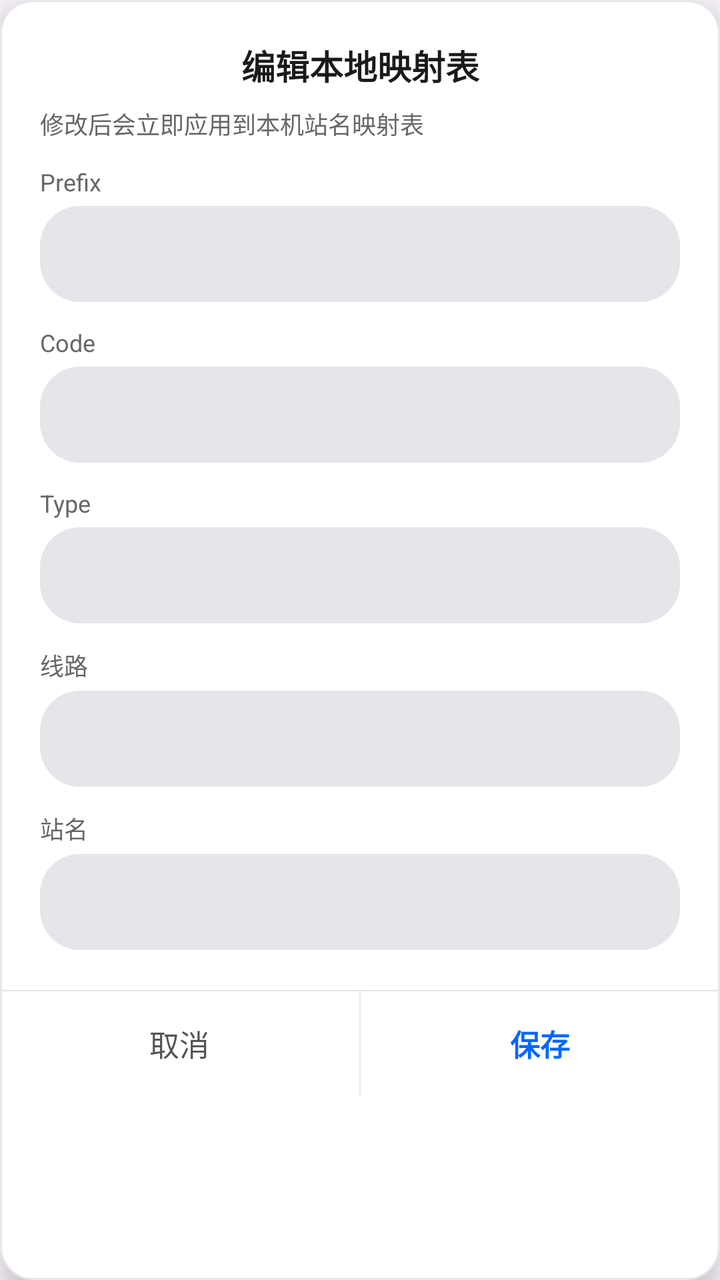
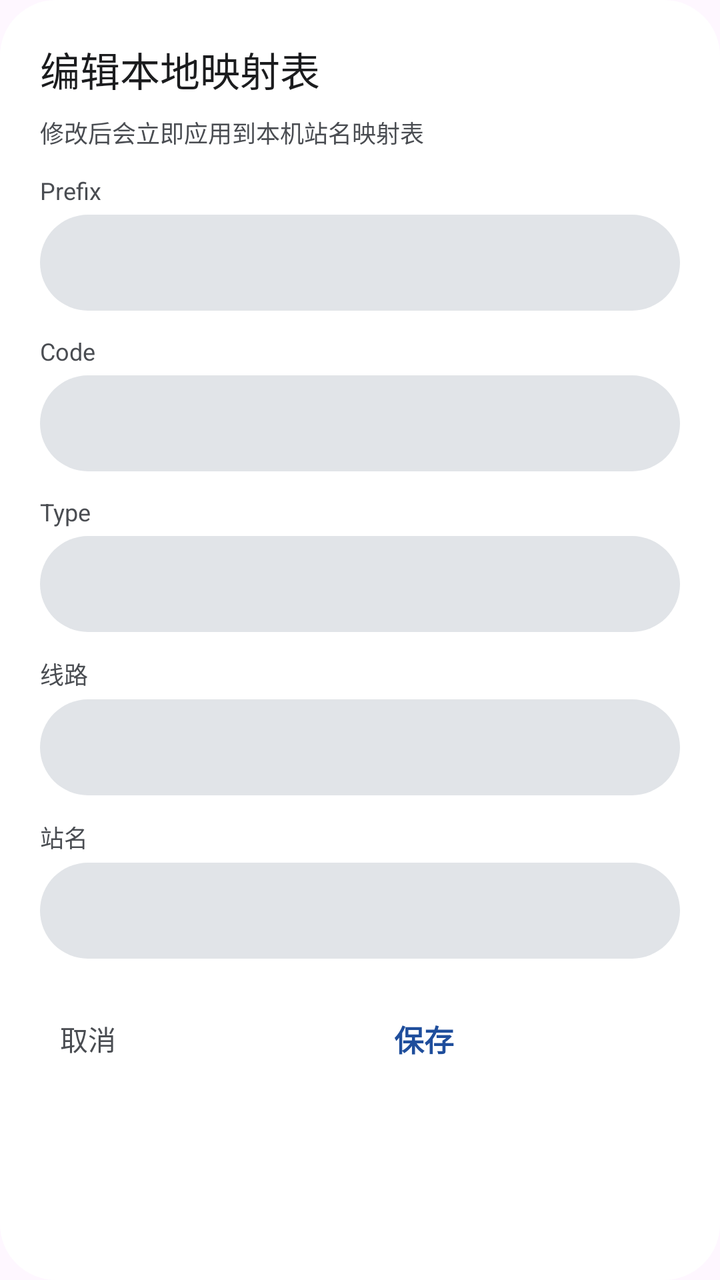

Before-and-after screenshots of an Android layout around one commit, followed by the original layout XML and the change that was made.
<!-- AndroidManifest.xml: application theme Theme.TransitU -->
<!-- res/layout/dialog_override_edit.xml -->
<?xml version="1.0" encoding="utf-8"?>
<LinearLayout xmlns:android="http://schemas.android.com/apk/res/android"
    android:layout_width="320dp"
    android:layout_height="wrap_content"
    android:background="@drawable/bg_content_card"
    android:elevation="8dp"
    android:orientation="vertical">

    <ScrollView
        android:layout_width="match_parent"
        android:layout_height="wrap_content"
        android:padding="20dp">

        <LinearLayout
            android:layout_width="match_parent"
            android:layout_height="wrap_content"
            android:orientation="vertical">

            <TextView
                android:id="@+id/overrideEditorTitle"
                android:layout_width="match_parent"
                android:layout_height="wrap_content"
                android:gravity="center"
                android:text="编辑本地映射表"
                android:textColor="#1A1A1A"
                android:textSize="17sp"
                android:textStyle="bold" />

            <TextView
                android:layout_width="match_parent"
                android:layout_height="wrap_content"
                android:layout_marginTop="8dp"
                android:text="修改后会立即应用到本机站名映射表"
                android:textColor="#666666"
                android:textSize="12sp" />

            <TextView
                android:layout_width="match_parent"
                android:layout_height="wrap_content"
                android:layout_marginTop="12dp"
                android:text="Prefix"
                android:textColor="#666666"
                android:textSize="12sp" />
            <EditText
                android:id="@+id/overridePrefix"
                android:layout_width="match_parent"
                android:layout_height="48dp"
                android:layout_marginTop="4dp"
                android:background="@drawable/bg_chip_default"
                android:inputType="text"
                android:paddingStart="12dp"
                android:paddingEnd="12dp"
                android:singleLine="true"
                android:textColor="#1A1A1A"
                android:textSize="15sp" />

            <TextView
                android:layout_width="match_parent"
                android:layout_height="wrap_content"
                android:layout_marginTop="12dp"
                android:text="Code"
                android:textColor="#666666"
                android:textSize="12sp" />
            <EditText
                android:id="@+id/overrideCode"
                android:layout_width="match_parent"
                android:layout_height="48dp"
                android:layout_marginTop="4dp"
                android:background="@drawable/bg_chip_default"
                android:inputType="text"
                android:paddingStart="12dp"
                android:paddingEnd="12dp"
                android:singleLine="true"
                android:textColor="#1A1A1A"
                android:textSize="15sp" />

            <TextView
                android:layout_width="match_parent"
                android:layout_height="wrap_content"
                android:layout_marginTop="12dp"
                android:text="Type"
                android:textColor="#666666"
                android:textSize="12sp" />
            <EditText
                android:id="@+id/overrideType"
                android:layout_width="match_parent"
                android:layout_height="48dp"
                android:layout_marginTop="4dp"
                android:background="@drawable/bg_chip_default"
                android:inputType="text"
                android:paddingStart="12dp"
                android:paddingEnd="12dp"
                android:singleLine="true"
                android:textColor="#1A1A1A"
                android:textSize="15sp" />

            <TextView
                android:layout_width="match_parent"
                android:layout_height="wrap_content"
                android:layout_marginTop="12dp"
                android:text="线路"
                android:textColor="#666666"
                android:textSize="12sp" />
            <EditText
                android:id="@+id/overrideLine"
                android:layout_width="match_parent"
                android:layout_height="48dp"
                android:layout_marginTop="4dp"
                android:background="@drawable/bg_chip_default"
                android:inputType="text"
                android:paddingStart="12dp"
                android:paddingEnd="12dp"
                android:singleLine="true"
                android:textColor="#1A1A1A"
                android:textSize="15sp" />

            <TextView
                android:layout_width="match_parent"
                android:layout_height="wrap_content"
                android:layout_marginTop="12dp"
                android:text="站名"
                android:textColor="#666666"
                android:textSize="12sp" />
            <EditText
                android:id="@+id/overrideStation"
                android:layout_width="match_parent"
                android:layout_height="48dp"
                android:layout_marginTop="4dp"
                android:background="@drawable/bg_chip_default"
                android:inputType="text"
                android:paddingStart="12dp"
                android:paddingEnd="12dp"
                android:singleLine="true"
                android:textColor="#1A1A1A"
                android:textSize="15sp" />
        </LinearLayout>
    </ScrollView>

    <View
        android:layout_width="match_parent"
        android:layout_height="0.5dp"
        android:background="#E5E5EA" />

    <LinearLayout
        android:layout_width="match_parent"
        android:layout_height="52dp"
        android:orientation="horizontal">

        <TextView
            android:id="@+id/overrideCancel"
            android:layout_width="0dp"
            android:layout_height="match_parent"
            android:layout_weight="1"
            android:clickable="true"
            android:focusable="true"
            android:gravity="center"
            android:text="取消"
            android:textColor="#555555"
            android:textSize="15sp" />

        <View
            android:layout_width="0.5dp"
            android:layout_height="match_parent"
            android:background="#E5E5EA" />

        <TextView
            android:id="@+id/overrideSave"
            android:layout_width="0dp"
            android:layout_height="match_parent"
            android:layout_weight="1"
            android:clickable="true"
            android:focusable="true"
            android:gravity="center"
            android:text="保存"
            android:textColor="#0066FF"
            android:textSize="15sp"
            android:textStyle="bold" />
    </LinearLayout>
</LinearLayout>
<!-- resources referenced by this layout -->
<resources>
  <!-- drawable bg_chip_default (drawable) -->
  <?xml version="1.0" encoding="utf-8"?>
  <shape xmlns:android="http://schemas.android.com/apk/res/android">
      <solid android:color="#E5E5EA" />
      <corners android:radius="20dp" />
  </shape>
  <!-- drawable bg_content_card (drawable) -->
  <?xml version="1.0" encoding="utf-8"?>
  <shape xmlns:android="http://schemas.android.com/apk/res/android">
      <solid android:color="#FFFFFF" />
      <corners android:radius="16dp" />
      <stroke android:width="1dp" android:color="#E5E5EA" />
  </shape>
  <style name="Theme.TransitU" parent="Theme.Material3.DayNight.NoActionBar">
          
          <item name="android:textSelectHandle">@drawable/tu_text_select_handle_middle</item>
          <item name="android:textSelectHandleLeft">@drawable/tu_text_select_handle_left</item>
          <item name="android:textSelectHandleRight">@drawable/tu_text_select_handle_right</item>
  
          
          <item name="android:textColorHighlight">@color/m3_highlighted_text</item>
      </style>
  <!-- drawable tu_text_select_handle_middle (drawable) -->
  <?xml version="1.0" encoding="utf-8"?>
  <bitmap xmlns:android="http://schemas.android.com/apk/res/android"
      android:src="@drawable/abc_text_select_handle_middle_mtrl"
      android:tint="?attr/colorPrimary"
      android:tintMode="src_in" />
  <!-- drawable tu_text_select_handle_left (drawable) -->
  <?xml version="1.0" encoding="utf-8"?>
  <bitmap xmlns:android="http://schemas.android.com/apk/res/android"
      android:src="@drawable/abc_text_select_handle_left_mtrl"
      android:tint="?attr/colorPrimary"
      android:tintMode="src_in" />
  <!-- drawable tu_text_select_handle_right (drawable) -->
  <?xml version="1.0" encoding="utf-8"?>
  <bitmap xmlns:android="http://schemas.android.com/apk/res/android"
      android:src="@drawable/abc_text_select_handle_right_mtrl"
      android:tint="?attr/colorPrimary"
      android:tintMode="src_in" />
</resources>

<!-- the commit's change to res/layout/dialog_override_edit.xml (unified diff, before → after) -->
@@ -2,8 +2,7 @@
 <LinearLayout xmlns:android="http://schemas.android.com/apk/res/android"
     android:layout_width="320dp"
     android:layout_height="wrap_content"
-    android:background="@drawable/bg_content_card"
-    android:elevation="8dp"
+    android:background="@drawable/bg_dialog"
     android:orientation="vertical">
 
     <ScrollView
@@ -20,18 +19,17 @@
                 android:id="@+id/overrideEditorTitle"
                 android:layout_width="match_parent"
                 android:layout_height="wrap_content"
-                android:gravity="center"
                 android:text="编辑本地映射表"
-                android:textColor="#1A1A1A"
-                android:textSize="17sp"
-                android:textStyle="bold" />
+                android:textColor="@color/ink"
+                android:textSize="20sp"
+                android:fontFamily="sans-serif-medium" />
 
             <TextView
                 android:layout_width="match_parent"
                 android:layout_height="wrap_content"
                 android:layout_marginTop="8dp"
                 android:text="修改后会立即应用到本机站名映射表"
-                android:textColor="#666666"
+                android:textColor="@color/ink_2"
                 android:textSize="12sp" />
 
             <TextView
@@ -39,7 +37,7 @@
                 android:layout_height="wrap_content"
                 android:layout_marginTop="12dp"
                 android:text="Prefix"
-                android:textColor="#666666"
+                android:textColor="@color/ink_2"
                 android:textSize="12sp" />
             <EditText
                 android:id="@+id/overridePrefix"
@@ -51,7 +49,7 @@
                 android:paddingStart="12dp"
                 android:paddingEnd="12dp"
                 android:singleLine="true"
-                android:textColor="#1A1A1A"
+                android:textColor="@color/ink"
                 android:textSize="15sp" />
 
             <TextView
@@ -59,7 +57,7 @@
                 android:layout_height="wrap_content"
                 android:layout_marginTop="12dp"
                 android:text="Code"
-                android:textColor="#666666"
+                android:textColor="@color/ink_2"
                 android:textSize="12sp" />
             <EditText
                 android:id="@+id/overrideCode"
@@ -71,7 +69,7 @@
                 android:paddingStart="12dp"
                 android:paddingEnd="12dp"
                 android:singleLine="true"
-                android:textColor="#1A1A1A"
+                android:textColor="@color/ink"
                 android:textSize="15sp" />
 
             <TextView
@@ -79,7 +77,7 @@
                 android:layout_height="wrap_content"
                 android:layout_marginTop="12dp"
                 android:text="Type"
-                android:textColor="#666666"
+                android:textColor="@color/ink_2"
                 android:textSize="12sp" />
             <EditText
                 android:id="@+id/overrideType"
@@ -91,7 +89,7 @@
                 android:paddingStart="12dp"
                 android:paddingEnd="12dp"
                 android:singleLine="true"
-                android:textColor="#1A1A1A"
+                android:textColor="@color/ink"
                 android:textSize="15sp" />
 
             <TextView
@@ -99,7 +97,7 @@
                 android:layout_height="wrap_content"
                 android:layout_marginTop="12dp"
                 android:text="线路"
-                android:textColor="#666666"
+                android:textColor="@color/ink_2"
                 android:textSize="12sp" />
             <EditText
                 android:id="@+id/overrideLine"
@@ -111,7 +109,7 @@
                 android:paddingStart="12dp"
                 android:paddingEnd="12dp"
                 android:singleLine="true"
-                android:textColor="#1A1A1A"
+                android:textColor="@color/ink"
                 android:textSize="15sp" />
 
             <TextView
@@ -119,7 +117,7 @@
                 android:layout_height="wrap_content"
                 android:layout_marginTop="12dp"
                 android:text="站名"
-                android:textColor="#666666"
+                android:textColor="@color/ink_2"
                 android:textSize="12sp" />
             <EditText
                 android:id="@+id/overrideStation"
@@ -131,37 +129,35 @@
                 android:paddingStart="12dp"
                 android:paddingEnd="12dp"
                 android:singleLine="true"
-                android:textColor="#1A1A1A"
+                android:textColor="@color/ink"
                 android:textSize="15sp" />
         </LinearLayout>
     </ScrollView>
 
-    <View
-        android:layout_width="match_parent"
-        android:layout_height="0.5dp"
-        android:background="#E5E5EA" />
-
     <LinearLayout
         android:layout_width="match_parent"
-        android:layout_height="52dp"
-        android:orientation="horizontal">
+        android:layout_height="wrap_content"
+        android:orientation="horizontal"
+        android:gravity="end|center_vertical"
+        android:paddingStart="12dp"
+        android:paddingEnd="12dp"
+        android:paddingBottom="12dp">
 
         <TextView
             android:id="@+id/overrideCancel"
-            android:layout_width="0dp"
-            android:layout_height="match_parent"
-            android:layout_weight="1"
+            android:layout_width="wrap_content"
+            android:layout_height="40dp"
             android:clickable="true"
             android:focusable="true"
             android:gravity="center"
             android:text="取消"
-            android:textColor="#555555"
-            android:textSize="15sp" />
-
-        <View
-            android:layout_width="0.5dp"
-            android:layout_height="match_parent"
-            android:background="#E5E5EA" />
+            android:textColor="@color/ink_2"
+            android:textSize="14sp"
+            android:minWidth="64dp"
+            android:paddingStart="12dp"
+            android:paddingEnd="12dp"
+            android:fontFamily="sans-serif-medium"
+            android:background="@drawable/bg_text_button" />
 
         <TextView
             android:id="@+id/overrideSave"
@@ -172,7 +168,7 @@
             android:focusable="true"
             android:gravity="center"
             android:text="保存"
-            android:textColor="#0066FF"
+            android:textColor="@color/accent"
             android:textSize="15sp"
             android:textStyle="bold" />
     </LinearLayout>
<!-- resource entries referenced after the edit -->
@@ -1,18 +1,31 @@
 <!-- resources referenced by this layout -->
 <resources>
+  <color name="accent">#1F4E9C</color>
+  <color name="ink">#1B1C1E</color>
+  <color name="ink_2">#4A4D52</color>
   <!-- drawable bg_chip_default (drawable) -->
   <?xml version="1.0" encoding="utf-8"?>
   <shape xmlns:android="http://schemas.android.com/apk/res/android">
-      <solid android:color="#E5E5EA" />
-      <corners android:radius="20dp" />
+      <solid android:color="@color/line" />
+      <corners android:radius="999dp" />
   </shape>
-  <!-- drawable bg_content_card (drawable) -->
+  <!-- drawable bg_dialog (drawable) -->
   <?xml version="1.0" encoding="utf-8"?>
   <shape xmlns:android="http://schemas.android.com/apk/res/android">
-      <solid android:color="#FFFFFF" />
-      <corners android:radius="16dp" />
-      <stroke android:width="1dp" android:color="#E5E5EA" />
+      <solid android:color="@color/surface" />
+      <corners android:radius="28dp" />
   </shape>
+  <!-- drawable bg_text_button (drawable) -->
+  <?xml version="1.0" encoding="utf-8"?>
+  <ripple xmlns:android="http://schemas.android.com/apk/res/android"
+      android:color="#1F1B1C1E">
+      <item android:id="@android:id/mask">
+          <shape>
+              <solid android:color="@android:color/white" />
+              <corners android:radius="999dp" />
+          </shape>
+      </item>
+  </ripple>
   <style name="Theme.TransitU" parent="Theme.Material3.DayNight.NoActionBar">
           
           <item name="android:textSelectHandle">@drawable/tu_text_select_handle_middle</item>
@@ -22,6 +35,8 @@
           
           <item name="android:textColorHighlight">@color/m3_highlighted_text</item>
       </style>
+  <color name="line">#E1E4E8</color>
+  <color name="surface">#FFFFFF</color>
   <!-- drawable tu_text_select_handle_middle (drawable) -->
   <?xml version="1.0" encoding="utf-8"?>
   <bitmap xmlns:android="http://schemas.android.com/apk/res/android"
